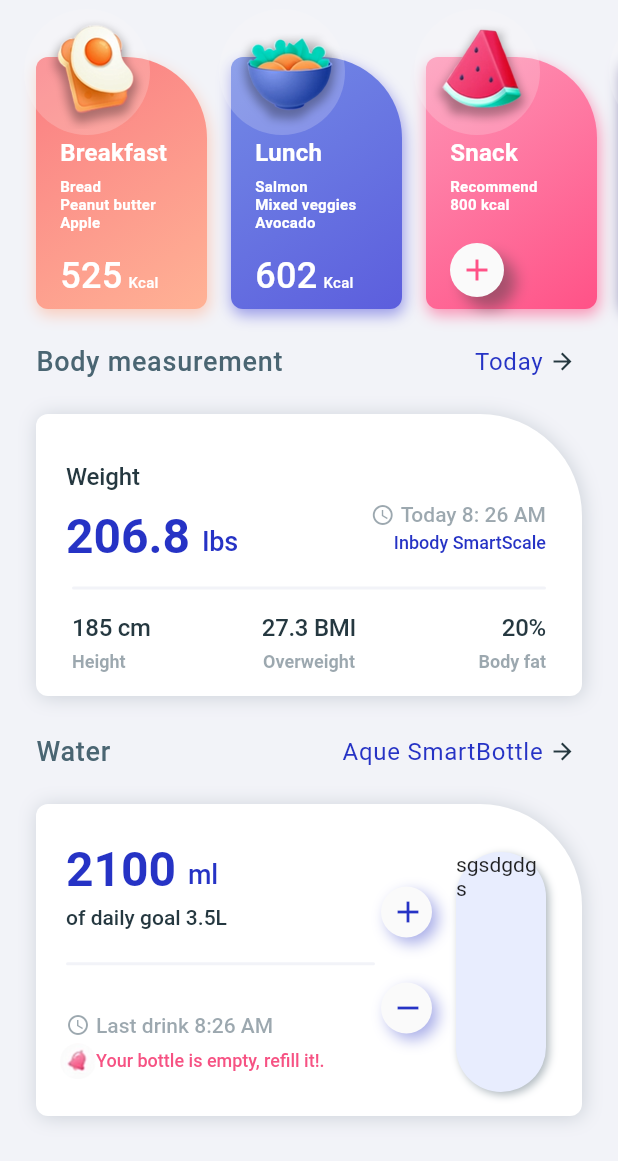
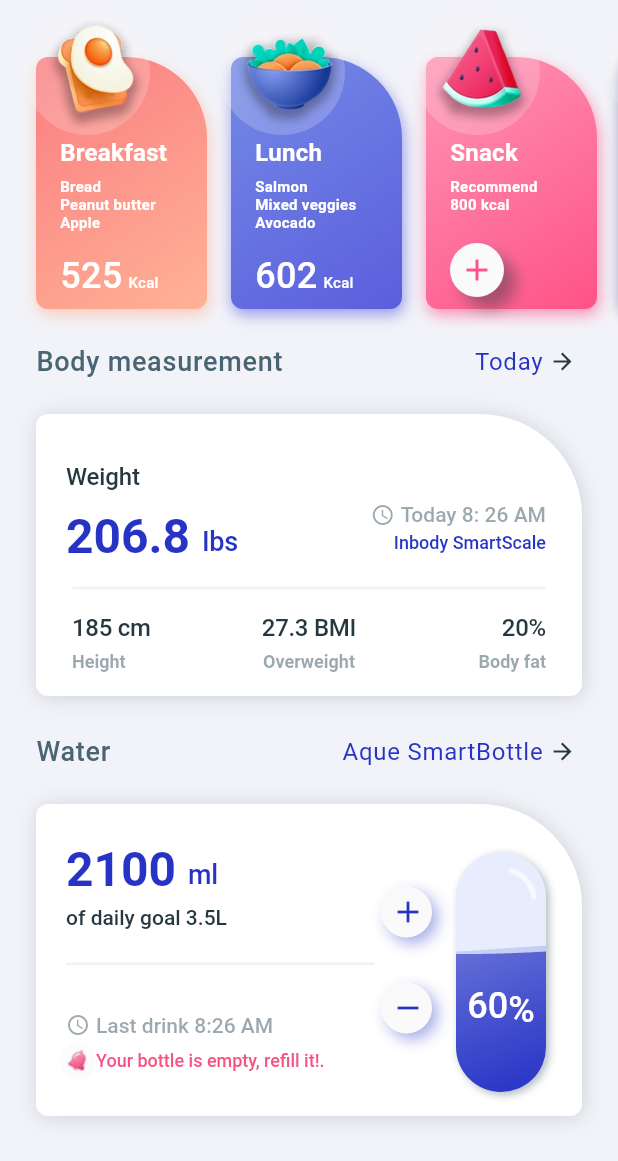
Before and after one commit to ragabelsayed/FitnessApp, a Flutter app: the screen it shows after launch, scrolled down 441 dp, on a phone screen of 412 x 824 dp. Shown: the top 1161 px of the screen. Run offline on Flutter 3.47's test engine with Material 2 defaults, Android fonts, the phone set to English and light mode, and no system bars; our stand-ins replace google_fonts.

Commit message:
Adding WaveView file and finishing WaterView file

```diff
--- a/fitness_app/lib/widgets/water_view.dart
+++ b/fitness_app/lib/widgets/water_view.dart
@@ -1,4 +1,5 @@
 import 'package:fitness_app/app_theme.dart';
+import 'package:fitness_app/widgets/wave_view.dart';
 import 'package:flutter/material.dart';
 import 'package:google_fonts/google_fonts.dart';
 
@@ -256,7 +257,9 @@ class WaterView extends StatelessWidget {
                               ),
                             ],
                           ),
-                          child: Text('sgsdgdgs'),
+                          child: WaveView(
+                            percentageValue: 60.0,
+                          ),
                         ),
                       ),
                     ],
--- /dev/null
+++ b/fitness_app/lib/widgets/wave_view.dart
@@ -0,0 +1,286 @@
+import 'dart:math' as math;
+import 'package:google_fonts/google_fonts.dart';
+import 'package:vector_math/vector_math.dart' as vector;
+import 'package:fitness_app/app_theme.dart';
+
+import 'package:flutter/material.dart';
+
+class WaveView extends StatefulWidget {
+  final double percentageValue;
+  WaveView({this.percentageValue = 100.0});
+
+  @override
+  _WaveViewState createState() => _WaveViewState();
+}
+
+class _WaveViewState extends State<WaveView> with TickerProviderStateMixin {
+  AnimationController _animationController;
+  AnimationController _waveAnimationController;
+  Offset bottleOffset1 = Offset(0, 0);
+  List<Offset> animList1 = [];
+  Offset bottleOffset2 = Offset(60, 0);
+  List<Offset> animList2 = [];
+
+  @override
+  void initState() {
+    super.initState();
+    _animationController = AnimationController(
+      vsync: this,
+      duration: Duration(milliseconds: 2000),
+    );
+    _waveAnimationController = AnimationController(
+      vsync: this,
+      duration: Duration(milliseconds: 2000),
+    );
+
+    _animationController.addStatusListener((status) {
+      if (status == AnimationStatus.completed) {
+        _animationController.reverse();
+      } else if (status == AnimationStatus.dismissed) {
+        _animationController.forward();
+      }
+    });
+
+    _waveAnimationController.addListener(() {
+      animList1.clear();
+      for (int i = -2 - bottleOffset1.dx.toInt(); i <= 60 + 2; i++) {
+        animList1.add(
+          new Offset(
+            i.toDouble() + bottleOffset1.dx.toInt(),
+            math.sin((_waveAnimationController.value * 360 - i) %
+                        360 *
+                        vector.degrees2Radians) *
+                    4 +
+                (((100 - widget.percentageValue) * 160 / 100)),
+          ),
+        );
+      }
+
+      animList2.clear();
+      for (int i = -2 - bottleOffset2.dx.toInt(); i <= 60 + 2; i++) {
+        animList2.add(
+          new Offset(
+            i.toDouble() + bottleOffset2.dx.toInt(),
+            math.sin((_waveAnimationController.value * 360 - i) %
+                        360 *
+                        vector.degrees2Radians) *
+                    4 +
+                (((100 - widget.percentageValue) * 160 / 100)),
+          ),
+        );
+      }
+    });
+    _animationController.forward();
+    _waveAnimationController.repeat();
+  }
+
+  @override
+  void dispose() {
+    _animationController.dispose();
+    _waveAnimationController.dispose();
+    super.dispose();
+  }
+
+  @override
+  Widget build(BuildContext context) {
+    return AnimatedBuilder(
+      animation: CurvedAnimation(
+        parent: _animationController,
+        curve: Curves.easeInOut,
+      ),
+      builder: (context, child) {
+        return Stack(
+          children: [
+            ClipPath(
+              child: Container(
+                decoration: BoxDecoration(
+                  color: AppTheme.nearlyDarkBlue.withOpacity(0.5),
+                  borderRadius: const BorderRadius.only(
+                    topLeft: Radius.circular(80.0),
+                    bottomLeft: Radius.circular(80.0),
+                    bottomRight: Radius.circular(80.0),
+                    topRight: Radius.circular(80.0),
+                  ),
+                  gradient: LinearGradient(
+                    colors: [
+                      AppTheme.nearlyDarkBlue.withOpacity(0.2),
+                      AppTheme.nearlyDarkBlue.withOpacity(0.5),
+                    ],
+                    begin: Alignment.topLeft,
+                    end: Alignment.bottomRight,
+                  ),
+                ),
+              ),
+              clipper: WaveClipper(_animationController.value, animList1),
+            ),
+            ClipPath(
+              child: Container(
+                decoration: BoxDecoration(
+                  color: AppTheme.nearlyDarkBlue,
+                  borderRadius: const BorderRadius.only(
+                    topLeft: Radius.circular(80.0),
+                    bottomLeft: Radius.circular(80.0),
+                    bottomRight: Radius.circular(80.0),
+                    topRight: Radius.circular(80.0),
+                  ),
+                  gradient: LinearGradient(
+                    colors: [
+                      AppTheme.nearlyDarkBlue.withOpacity(0.4),
+                      AppTheme.nearlyDarkBlue,
+                    ],
+                    begin: Alignment.topLeft,
+                    end: Alignment.bottomRight,
+                  ),
+                ),
+              ),
+              clipper: WaveClipper(_animationController.value, animList2),
+            ),
+            Padding(
+              padding: const EdgeInsets.only(top: 48),
+              child: Center(
+                child: Row(
+                  mainAxisAlignment: MainAxisAlignment.center,
+                  crossAxisAlignment: CrossAxisAlignment.start,
+                  children: <Widget>[
+                    Text(
+                      widget.percentageValue.round().toString(),
+                      textAlign: TextAlign.center,
+                      style: GoogleFonts.roboto(
+                        fontWeight: FontWeight.w500,
+                        fontSize: 24,
+                        color: AppTheme.white,
+                      ),
+                    ),
+                    Padding(
+                      padding: const EdgeInsets.only(top: 3.0),
+                      child: Text(
+                        '%',
+                        textAlign: TextAlign.center,
+                        style: GoogleFonts.roboto(
+                          fontWeight: FontWeight.w500,
+                          fontSize: 24,
+                          color: AppTheme.white,
+                        ),
+                      ),
+                    ),
+                  ],
+                ),
+              ),
+            ),
+            Positioned(
+              top: 0,
+              left: 6,
+              bottom: 8,
+              child: ScaleTransition(
+                alignment: Alignment.center,
+                scale: Tween(begin: 0.0, end: 1.0).animate(
+                  CurvedAnimation(
+                    parent: _animationController,
+                    curve: Interval(0.0, 1.0, curve: Curves.fastOutSlowIn),
+                  ),
+                ),
+                child: Container(
+                  width: 2,
+                  height: 2,
+                  decoration: BoxDecoration(
+                      color: AppTheme.white.withOpacity(0.4),
+                      shape: BoxShape.circle),
+                ),
+              ),
+            ),
+            Positioned(
+              left: 24,
+              right: 0,
+              bottom: 16,
+              child: ScaleTransition(
+                alignment: Alignment.center,
+                scale: Tween(begin: 0.0, end: 1.0).animate(CurvedAnimation(
+                    parent: _animationController,
+                    curve: Interval(0.4, 1.0, curve: Curves.fastOutSlowIn))),
+                child: Container(
+                  width: 4,
+                  height: 4,
+                  decoration: BoxDecoration(
+                    color: AppTheme.white.withOpacity(0.4),
+                    shape: BoxShape.circle,
+                  ),
+                ),
+              ),
+            ),
+            Positioned(
+              left: 0,
+              right: 24,
+              bottom: 32,
+              child: ScaleTransition(
+                alignment: Alignment.center,
+                scale: Tween(begin: 0.0, end: 1.0).animate(CurvedAnimation(
+                    parent: _animationController,
+                    curve: Interval(0.6, 0.8, curve: Curves.fastOutSlowIn))),
+                child: Container(
+                  width: 3,
+                  height: 3,
+                  decoration: BoxDecoration(
+                    color: AppTheme.white.withOpacity(0.4),
+                    shape: BoxShape.circle,
+                  ),
+                ),
+              ),
+            ),
+            Positioned(
+              top: 0,
+              right: 20,
+              bottom: 0,
+              child: Transform(
+                transform: Matrix4.translationValues(
+                    0.0, 16 * (1.0 - _animationController.value), 0.0),
+                child: Container(
+                  width: 4,
+                  height: 4,
+                  decoration: BoxDecoration(
+                    color: AppTheme.white.withOpacity(
+                        _animationController.status == AnimationStatus.reverse
+                            ? 0.0
+                            : 0.4),
+                    shape: BoxShape.circle,
+                  ),
+                ),
+              ),
+            ),
+            Column(
+              children: [
+                AspectRatio(
+                  aspectRatio: 1,
+                  child: Image.asset('lib/assets/images/bottle.png'),
+                ),
+              ],
+            ),
+          ],
+        );
+      },
+    );
+  }
+}
+
+class WaveClipper extends CustomClipper<Path> {
+  final double animation;
+
+  List<Offset> waveList1 = [];
+
+  WaveClipper(this.animation, this.waveList1);
+
+  @override
+  Path getClip(Size size) {
+    Path path = new Path();
+
+    path.addPolygon(waveList1, false);
+
+    path.lineTo(size.width, size.height);
+    path.lineTo(0.0, size.height);
+    path.close();
+    return path;
+  }
+
+  @override
+  bool shouldReclip(WaveClipper oldClipper) =>
+      animation != oldClipper.animation;
+}
--- a/fitness_app/pubspec.yaml
+++ b/fitness_app/pubspec.yaml
@@ -31,3 +31,4 @@ flutter:
     - lib/assets/images/snack.png
     - lib/assets/images/breakfast.png
     - lib/assets/images/bell.png
+    - lib/assets/images/bottle.png
```
Also changed, not shown: fitness_app/lib/assets/images/bottle.png (added).
